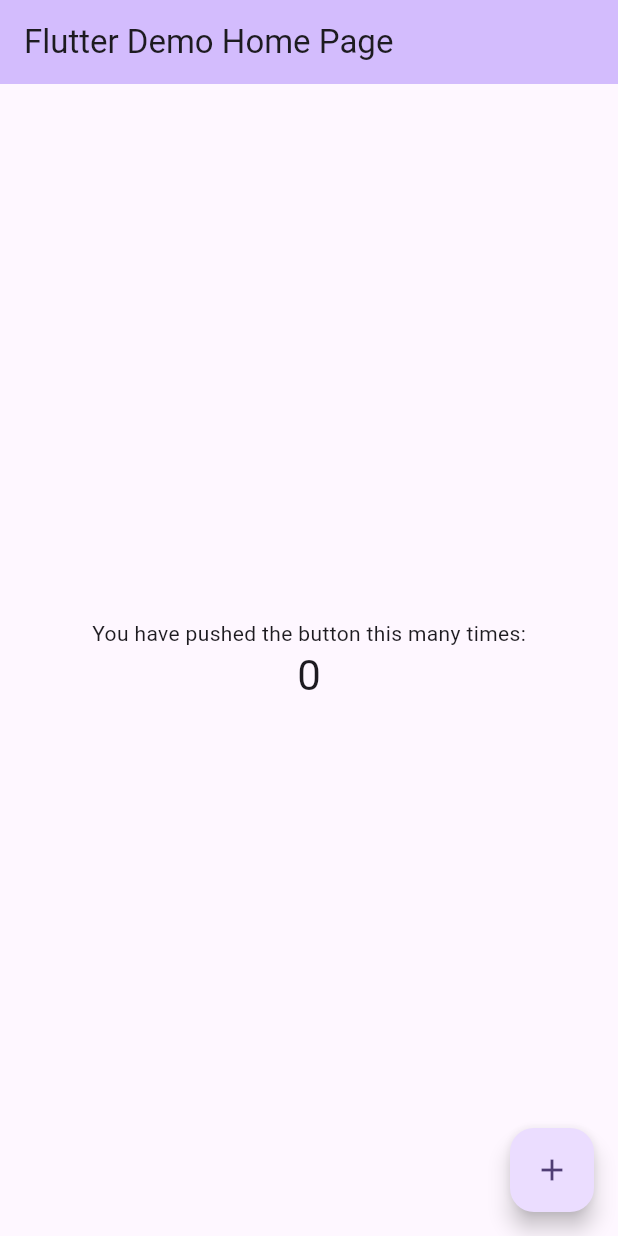
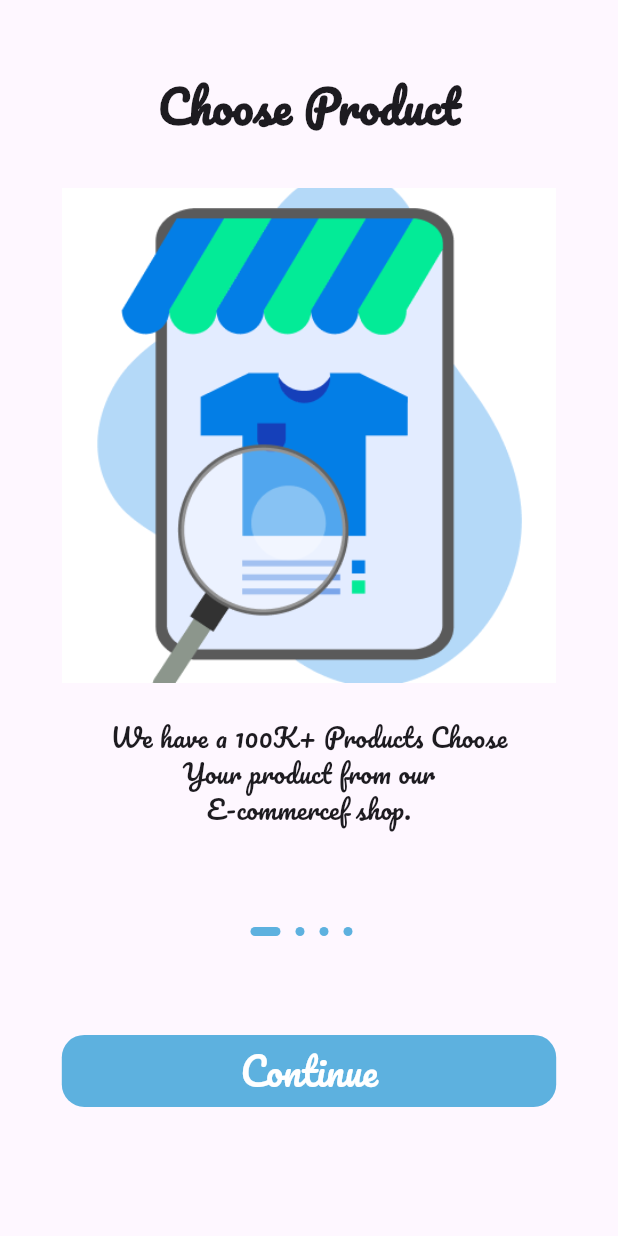
Before and after one commit to ZnaidiLV1/Ecommerce_Front_End, a Flutter app: the screen it shows after launch, on a phone screen of 412 x 824 dp. Run offline on Flutter 3.47's test engine with Material 3 defaults, Android fonts, the phone set to English and light mode, and no system bars; our stand-ins replace flutter_bloc.

Commit message:
on boarding added

```diff
--- /dev/null
+++ b/lib/controller/DotsController.dart
@@ -0,0 +1,24 @@
+import 'package:flutter_bloc/flutter_bloc.dart';
+
+abstract class eventPage {}
+
+class pageChanged extends eventPage {
+  final int pageIndex;
+
+  pageChanged(this.pageIndex);
+}
+
+class PageState {
+  final int currentPage;
+
+  PageState(this.currentPage);
+}
+
+
+class PageBloc extends Bloc<eventPage, PageState> {
+  PageBloc() : super(PageState(0)) {
+    on<pageChanged>((event, emit) {
+      emit(PageState(event.pageIndex));
+    });
+  }
+}
--- /dev/null
+++ b/lib/core/constant/colors.dart
@@ -0,0 +1,5 @@
+import 'package:flutter/material.dart';
+
+class ConstColors {
+  static Color primarycolor = Color(0xFF5DB1DF);
+}
--- /dev/null
+++ b/lib/core/constant/imageAsset.dart
@@ -0,0 +1,6 @@
+ class ImageAsset {
+ static String imageone = "images/photo1.png";
+ static String imagetwo = "images/photo2.png";
+ static String imagethree = "images/photo3.png";
+ static String imagefour = "images/photo4.png";
+}
--- /dev/null
+++ b/lib/data/datasource/static.dart
@@ -0,0 +1,15 @@
+import 'package:frontendproject/core/constant/imageAsset.dart';
+import 'package:frontendproject/data/model/onboardingModel.dart';
+
+List<OnBoarding> onboardingList = [
+  OnBoarding(title: "Choose Product", body:
+  "We have a 100K+ Products Choose\nYour product from our\nE-commercef shop.",
+   photo: ImageAsset.imageone),
+  OnBoarding(title: "Easy & Safe Payment", body:
+  "Easy Chekout & Safe Payment\nmethod .Trusted by our Customers\from all over the world.", photo: ImageAsset.imagetwo),
+  OnBoarding(title: "Track Your Order", body:
+  "Best Tracker hes been Used For\nTracking your order. You'll know where\n your product is on the moment", photo: ImageAsset.imagethree),
+  OnBoarding(title: "Fast Delievry", body:
+  "Reliable & Fast Delivery. We \n Deliver your product the fastest\n way possile", photo: ImageAsset.imagefour)
+
+];
--- /dev/null
+++ b/lib/data/model/onboardingModel.dart
@@ -0,0 +1,6 @@
+class OnBoarding {
+  String? title;
+  String? photo;
+  String? body;
+  OnBoarding({required this.title, required this.body, required this.photo});
+}
--- a/lib/main.dart
+++ b/lib/main.dart
@@ -1,4 +1,7 @@
 import 'package:flutter/material.dart';
+import 'package:flutter_bloc/flutter_bloc.dart';
+import 'package:frontendproject/controller/DotsController.dart';
+import 'package:frontendproject/view/screen/onboarding.dart';
 
 void main() {
   runApp(const MyApp());
@@ -7,119 +10,19 @@
 class MyApp extends StatelessWidget {
   const MyApp({super.key});
 
-  // This widget is the root of your application.
   @override
   Widget build(BuildContext context) {
-    return MaterialApp(
-      title: 'Flutter Demo',
-      theme: ThemeData(
-        // This is the theme of your application.
-        //
-        // TRY THIS: Try running your application with "flutter run". You'll see
-        // the application has a purple toolbar. Then, without quitting the app,
-        // try changing the seedColor in the colorScheme below to Colors.green
-        // and then invoke "hot reload" (save your changes or press the "hot
-        // reload" button in a Flutter-supported IDE, or press "r" if you used
-        // the command line to start the app).
-        //
-        // Notice that the counter didn't reset back to zero; the application
-        // state is not lost during the reload. To reset the state, use hot
-        // restart instead.
-        //
-        // This works for code too, not just values: Most code changes can be
-        // tested with just a hot reload.
-        colorScheme: ColorScheme.fromSeed(seedColor: Colors.deepPurple),
-        useMaterial3: true,
+    return MultiBlocProvider(
+      providers: [
+         BlocProvider(
+          create: (_) => PageBloc(),
+        ),
+      ],
+      child: MaterialApp(
+        debugShowCheckedModeBanner: false,
+        theme: ThemeData(primarySwatch: Colors.blue),
+        home:  onboarding(),
       ),
-      home: const MyHomePage(title: 'Flutter Demo Home Page'),
     );
   }
 }
-
-class MyHomePage extends StatefulWidget {
-  const MyHomePage({super.key, required this.title});
-
-  // This widget is the home page of your application. It is stateful, meaning
-  // that it has a State object (defined below) that contains fields that affect
-  // how it looks.
-
-  // This class is the configuration for the state. It holds the values (in this
-  // case the title) provided by the parent (in this case the App widget) and
-  // used by the build method of the State. Fields in a Widget subclass are
-  // always marked "final".
-
-  final String title;
-
-  @override
-  State<MyHomePage> createState() => _MyHomePageState();
-}
-
-class _MyHomePageState extends State<MyHomePage> {
-  int _counter = 0;
-
-  void _incrementCounter() {
-    setState(() {
-      // This call to setState tells the Flutter framework that something has
-      // changed in this State, which causes it to rerun the build method below
-      // so that the display can reflect the updated values. If we changed
-      // _counter without calling setState(), then the build method would not be
-      // called again, and so nothing would appear to happen.
-      _counter++;
-    });
-  }
-
-  @override
-  Widget build(BuildContext context) {
-    // This method is rerun every time setState is called, for instance as done
-    // by the _incrementCounter method above.
-    //
-    // The Flutter framework has been optimized to make rerunning build methods
-    // fast, so that you can just rebuild anything that needs updating rather
-    // than having to individually change instances of widgets.
-    return Scaffold(
-      appBar: AppBar(
-        // TRY THIS: Try changing the color here to a specific color (to
-        // Colors.amber, perhaps?) and trigger a hot reload to see the AppBar
-        // change color while the other colors stay the same.
-        backgroundColor: Theme.of(context).colorScheme.inversePrimary,
-        // Here we take the value from the MyHomePage object that was created by
-        // the App.build method, and use it to set our appbar title.
-        title: Text(widget.title),
-      ),
-      body: Center(
-        // Center is a layout widget. It takes a single child and positions it
-        // in the middle of the parent.
-        child: Column(
-          // Column is also a layout widget. It takes a list of children and
-          // arranges them vertically. By default, it sizes itself to fit its
-          // children horizontally, and tries to be as tall as its parent.
-          //
-          // Column has various properties to control how it sizes itself and
-          // how it positions its children. Here we use mainAxisAlignment to
-          // center the children vertically; the main axis here is the vertical
-          // axis because Columns are vertical (the cross axis would be
-          // horizontal).
-          //
-          // TRY THIS: Invoke "debug painting" (choose the "Toggle Debug Paint"
-          // action in the IDE, or press "p" in the console), to see the
-          // wireframe for each widget.
-          mainAxisAlignment: MainAxisAlignment.center,
-          children: <Widget>[
-            const Text(
-              'You have pushed the button this many times:',
-            ),
-            Text(
-              '$_counter',
-              style: Theme.of(context).textTheme.headlineMedium,
-            ),
-          ],
-        ),
-      ),
-      floatingActionButton: FloatingActionButton(
-        onPressed: _incrementCounter,
-        tooltip: 'Increment',
-        child: const Icon(Icons.add),
-      ), // This trailing comma makes auto-formatting nicer for build methods.
-    );
-  }
-}
--- /dev/null
+++ b/lib/view/screen/onboarding.dart
@@ -0,0 +1,38 @@
+// ignore_for_file: prefer_const_constructors
+
+import 'package:flutter/material.dart';
+import 'package:frontendproject/view/widget/onboarding/ContinueButton.dart';
+import 'package:frontendproject/view/widget/onboarding/Dots.dart';
+import 'package:frontendproject/view/widget/onboarding/PageView.dart';
+
+class onboarding extends StatefulWidget {
+   onboarding({super.key});
+
+  @override
+  State<onboarding> createState() => _onboardingState();
+}
+
+class _onboardingState extends State<onboarding> {
+  final PageController pageController=PageController();
+  @override
+  Widget build(BuildContext context) {
+    return Scaffold(
+      body: SafeArea(
+        child: Column(children: [
+          Expanded(flex: 3, child: pageView(pageController: pageController,)),
+          Expanded(
+              flex: 1,
+              child: Column(
+                children: [
+                  dots(),
+                  SizedBox(
+                    height: MediaQuery.of(context).size.height * 0.08,
+                  ),
+                  ContinueButton(pageController: pageController,),
+                ],
+              )),
+        ]),
+      ),
+    );
+  }
+}
--- /dev/null
+++ b/lib/view/widget/onboarding/ContinueButton.dart
@@ -0,0 +1,56 @@
+// ignore_for_file: prefer_const_constructors
+
+import 'package:flutter/material.dart';
+import 'package:flutter_bloc/flutter_bloc.dart';
+import 'package:frontendproject/controller/DotsController.dart';
+import 'package:frontendproject/core/constant/colors.dart';
+import 'package:frontendproject/data/datasource/static.dart';
+
+class ContinueButton extends StatefulWidget {
+  final PageController pageController;
+  ContinueButton({super.key, required this.pageController});
+
+  @override
+  State<ContinueButton> createState() => _ContinueButtonState();
+}
+
+class _ContinueButtonState extends State<ContinueButton> {
+  @override
+  void initState() {
+    // TODO: implement initState
+    super.initState();
+  }
+
+  @override
+  Widget build(BuildContext context) {
+    return Container(
+      width: MediaQuery.of(context).size.width * 0.8,
+      decoration: BoxDecoration(
+          color: ConstColors.primarycolor,
+          borderRadius: BorderRadius.circular(15)),
+      child: BlocBuilder<PageBloc, PageState>(
+        builder: (BuildContext context, state) {
+          return MaterialButton(
+            onPressed: () {
+              final currentPage = state.currentPage;
+              int nextPage = currentPage + 1;
+              if (nextPage < onboardingList.length) {
+                widget.pageController.animateToPage(nextPage,
+                    duration: Duration(seconds: 1), curve: Curves.easeInOut);
+                context.read<PageBloc>().add(pageChanged(nextPage));
+              }
+            },
+            child: Text(
+              "Continue",
+              style: TextStyle(
+                  fontWeight: FontWeight.w400,
+                  fontSize: 25,
+                  fontFamily: "pacifico",
+                  color: Colors.white),
+            ),
+          );
+        },
+      ),
+    );
+  }
+}
--- /dev/null
+++ b/lib/view/widget/onboarding/Dots.dart
@@ -0,0 +1,38 @@
+import 'package:flutter/material.dart';
+import 'package:flutter_bloc/flutter_bloc.dart';
+import 'package:frontendproject/controller/DotsController.dart';
+import 'package:frontendproject/core/constant/colors.dart';
+import 'package:frontendproject/data/datasource/static.dart';
+
+class dots extends StatefulWidget {
+  const dots({super.key});
+
+  @override
+  State<dots> createState() => _dotsState();
+}
+
+class _dotsState extends State<dots> {
+  @override
+  Widget build(BuildContext context) {
+    return BlocBuilder<PageBloc, PageState>(
+      builder: (BuildContext context, state) {
+        return Row(
+          mainAxisAlignment: MainAxisAlignment.center,
+          children: [
+            ...List.generate(
+                onboardingList.length,
+                (index) => AnimatedContainer(
+                      margin: EdgeInsets.only(right: 10),
+                      duration: Duration(milliseconds: 900),
+                      width: index == state.currentPage ? 20 : 6,
+                      height: 6,
+                      decoration: BoxDecoration(
+                          color: ConstColors.primarycolor,
+                          borderRadius: BorderRadius.circular(20)),
+                    ))
+          ],
+        );
+      },
+    );
+  }
+}
--- /dev/null
+++ b/lib/view/widget/onboarding/PageView.dart
@@ -0,0 +1,53 @@
+import 'package:flutter/material.dart';
+import 'package:flutter_bloc/flutter_bloc.dart';
+import 'package:frontendproject/controller/DotsController.dart';
+import 'package:frontendproject/data/datasource/static.dart';
+
+class pageView extends StatelessWidget {
+  final PageController pageController;
+  pageView({super.key, required this.pageController});
+
+  @override
+  Widget build(BuildContext context) {
+    return PageView.builder(
+      controller: pageController,
+        onPageChanged: (int index) {
+          context.read<PageBloc>().add(pageChanged(index));
+        },
+        itemCount: onboardingList.length,
+        itemBuilder: (context, i) => Column(
+              children: [
+                SizedBox(
+                  height: MediaQuery.of(context).size.height * 0.06,
+                ),
+                Text(
+                  onboardingList[i].title!,
+                  style: TextStyle(
+                      fontWeight: FontWeight.bold,
+                      fontSize: 30,
+                      fontFamily: 'pacifico'),
+                ),
+                SizedBox(
+                  height: MediaQuery.of(context).size.height * 0.04,
+                ),
+                Container(
+                    height: MediaQuery.of(context).size.width * 0.8,
+                    width: MediaQuery.of(context).size.width * 0.8,
+                    child: Image.asset(
+                      onboardingList[i].photo!,
+                      fit: BoxFit.cover,
+                    )),
+                SizedBox(
+                  height: MediaQuery.of(context).size.height * 0.03,
+                ),
+                Text(onboardingList[i].body!,
+                    textAlign: TextAlign.center,
+                    style: TextStyle(
+                      fontWeight: FontWeight.w400,
+                      fontSize: 17,
+                      fontFamily: 'pacifico',
+                    )),
+              ],
+            ));
+  }
+}
```
Also changed, not shown: pubspec.yaml (+7 -3 lines), fonts/Pacifico-Regular.ttf (added), images/photo1.png (added), images/photo2.png (added), images/photo3.png (added), images/photo4.png (added), pubspec.lock.
